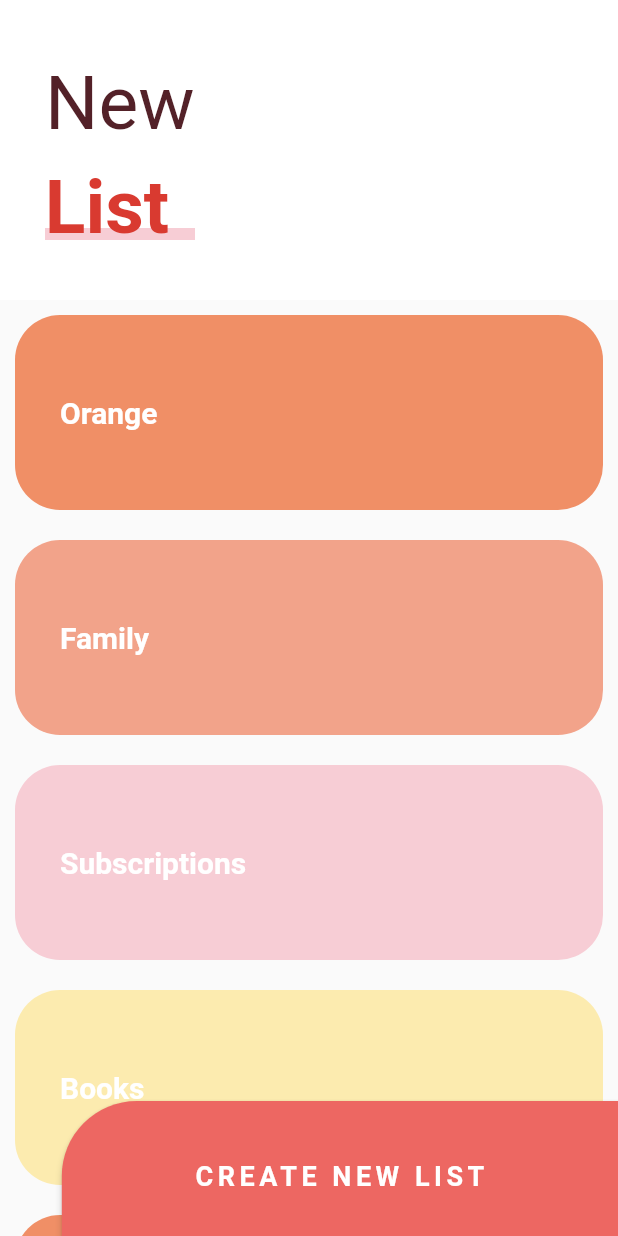
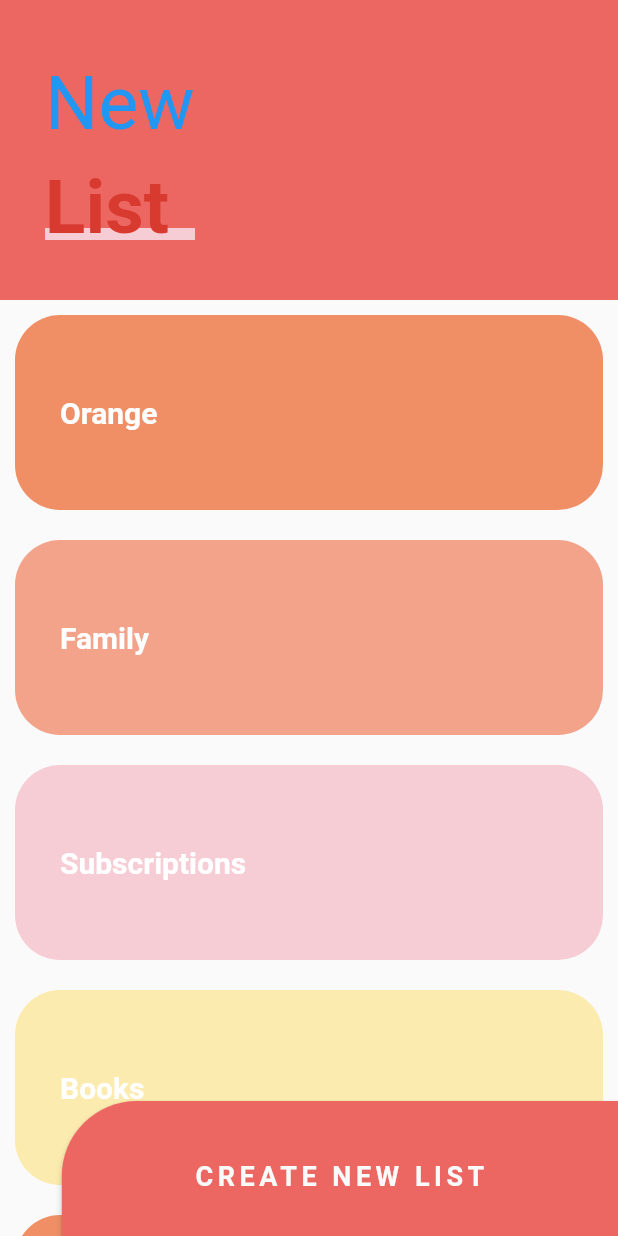
Before and after one commit to felibassx/flutter_design_appExamples, a Flutter app: the SliverListPage screen opened directly, on a phone screen of 412 x 824 dp. Run offline on Flutter 3.47's test engine with Material 2 defaults, Android fonts, the phone set to English and light mode, and no system bars; our stand-ins replace animate_do, flutter_svg, font_awesome_flutter.

Commit message:
Tema personalizado

```diff
--- a/lib/src/pages/sliver_list_page.dart
+++ b/lib/src/pages/sliver_list_page.dart
@@ -1,4 +1,6 @@
+import 'package:disenos_app/src/theme/theme.dart';
 import 'package:flutter/material.dart';
+import 'package:provider/provider.dart';
 
 class SliverListPage extends StatelessWidget {
   @override
@@ -24,20 +26,23 @@ class _BottonNewList extends StatelessWidget {
   @override
   Widget build(BuildContext context) {
     final Size size = MediaQuery.of(context).size;
+    final appTheme = Provider.of<ThemeChanger>(context);
 
     return Container(
       child: ButtonTheme(
         height: 100,
         minWidth: size.width * 0.9,
         child: RaisedButton(
-          color: Color(0xffed6762),
+          color: (appTheme.darkTheme)
+              ? appTheme.currentTheme.accentColor
+              : Color(0xffed6762),
           shape: RoundedRectangleBorder(
               borderRadius: BorderRadius.only(topLeft: Radius.circular(50))),
           onPressed: () {},
           child: Text(
             'CREATE NEW LIST',
             style: TextStyle(
-                color: Colors.white,
+                color: appTheme.currentTheme.scaffoldBackgroundColor,
                 fontSize: 18,
                 fontWeight: FontWeight.bold,
                 letterSpacing: 3),
@@ -62,6 +67,7 @@ class _MainScroll extends StatelessWidget {
 
   @override
   Widget build(BuildContext context) {
+    final appTheme = Provider.of<ThemeChanger>(context);
     return CustomScrollView(
       slivers: <Widget>[
         // SliverAppBar(
@@ -77,7 +83,9 @@ class _MainScroll extends StatelessWidget {
               child: Container(
                 alignment: Alignment.centerLeft,
                 child: _Titulo(),
-                color: Colors.white,
+                color: (appTheme.darkTheme)
+                    ? appTheme.currentTheme.scaffoldBackgroundColor
+                    : Color(0xffed6762),
               )),
         ),
 
@@ -133,6 +141,7 @@ class _Titulo extends StatelessWidget {
 
   @override
   Widget build(BuildContext context) {
+    final appTheme = Provider.of<ThemeChanger>(context);
     return Column(
       children: <Widget>[
         SizedBox(
@@ -142,7 +151,8 @@ class _Titulo extends StatelessWidget {
           margin: EdgeInsets.symmetric(horizontal: 30, vertical: 10),
           child: Text(
             'New',
-            style: TextStyle(color: Color(0xff532128), fontSize: 50),
+            style: TextStyle(
+                color: appTheme.currentTheme.accentColor, fontSize: 50),
           ),
         ),
         Stack(
@@ -155,13 +165,18 @@ class _Titulo extends StatelessWidget {
               child: Container(
                 width: 150,
                 height: 8,
-                color: Color(0xfff7cdd5),
+                color: (appTheme.darkTheme)
+                    ? appTheme.currentTheme.accentColor
+                    : Color(0xfff7cdd5), // Color(0xfff7cdd5),
               ),
             ),
             Container(
               child: Text('List',
                   style: TextStyle(
-                      color: Color(0xffd93a30),
+                      color: (appTheme.darkTheme)
+                          ? appTheme
+                              .currentTheme.accentTextTheme.bodyText2.background
+                          : Color(0xffd93a30),
                       fontSize: 50,
                       fontWeight: FontWeight.bold)),
             ),
--- a/lib/src/theme/theme.dart
+++ b/lib/src/theme/theme.dart
@@ -49,7 +49,10 @@ class ThemeChanger with ChangeNotifier {
     _darkTheme = false;
 
     if (value) {
-      _currentTheme = ThemeData.light();
+      _currentTheme = ThemeData.dark().copyWith(
+          accentColor: Colors.pink,
+          primaryColorLight: Colors.amber,
+          scaffoldBackgroundColor: Colors.black38);
     } else {
       _currentTheme = ThemeData.light();
     }
```
